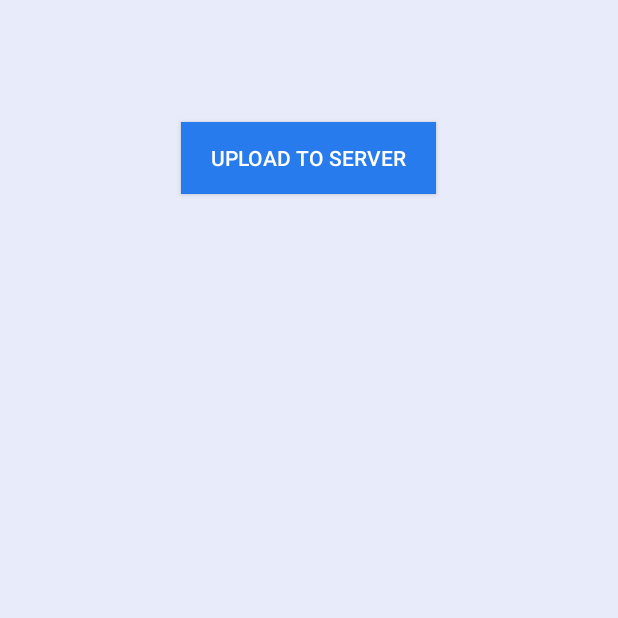
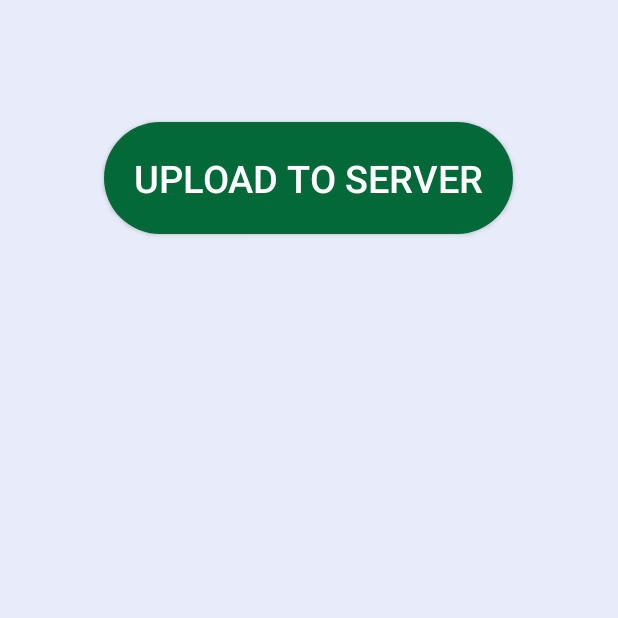
Before and after one commit to michaugit/DesignPatterns, an Android app: the UploadActivity screen opened directly, with no data from a screen before it, on a phone screen of 412 x 824 dp, the top half of it. Run offline under Robolectric (Android 15) with nearby library versions, the phone set to English and light mode, and no system bars.

Commit message:
xml upload improvment

```diff
--- a/VideoApp/app/src/main/res/layout/activity_upload.xml
+++ b/VideoApp/app/src/main/res/layout/activity_upload.xml
@@ -13,6 +13,7 @@
 
     <VideoView
         android:id="@+id/videoPreview"
+        android:layout_gravity="center_horizontal"
         android:layout_width="fill_parent"
         android:layout_height="400dp"
         android:visibility="gone"
@@ -36,14 +37,18 @@
         android:layout_marginBottom="35dp"
         android:visibility="gone"/>
 
+
     <Button
         android:id="@+id/btnUpload"
+        android:background="@drawable/rounded_green_button"
         android:layout_width="wrap_content"
         android:layout_height="wrap_content"
         android:layout_gravity="center_horizontal"
-        android:background="@color/btn_bg"
+        android:paddingTop="20dp"
+        android:paddingBottom="20dp"
         android:paddingLeft="20dp"
         android:paddingRight="20dp"
+        android:textSize="25sp"
         android:text="@string/btnUploadToServer"
         android:textColor="@color/white"
         android:layout_marginBottom="20dp"/>
```
